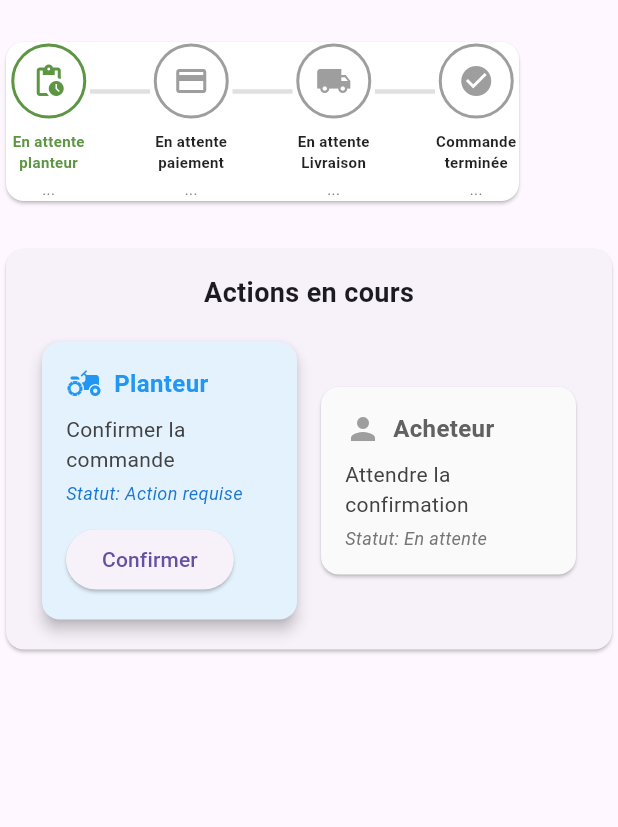
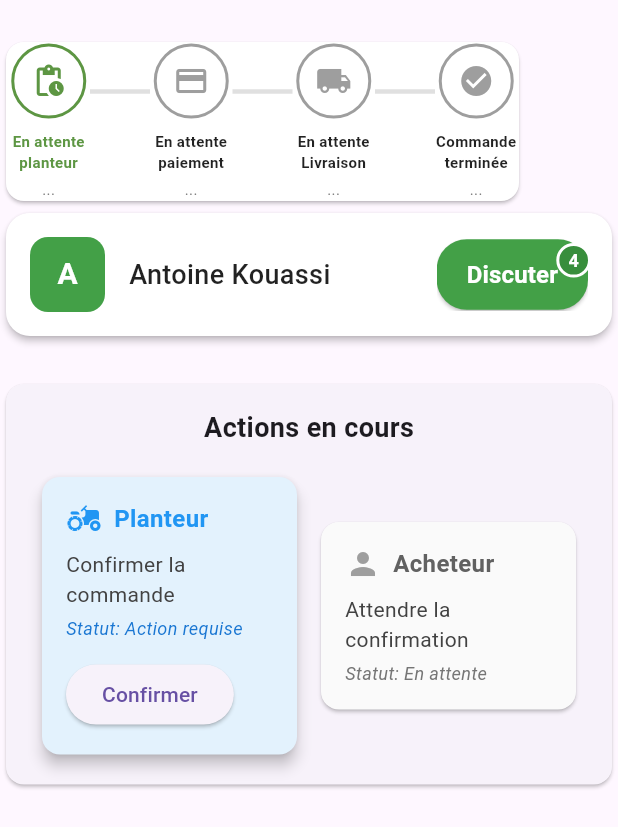
Before and after one commit to Alicheick225/agrobloc_flutter, a Flutter app: the OrderTrackingWidget widget shown alone on an empty page, opened directly with empty values, on a phone screen of 412 x 824 dp. Shown: the top 827 px of the screen. Run offline on Flutter 3.47's test engine with Material 3 defaults, Android fonts, the phone set to English and light mode, and no system bars; our stand-ins replace image_picker; Roboto replaces fonts that are missing (Poppins).

Commit message:
feat(chat_widget): orderTracking Boutton discussion

```diff
--- a/lib/core/features/Agrobloc/presentations/widgets/transactions/order tracking/Trackingpage.dart
+++ b/lib/core/features/Agrobloc/presentations/widgets/transactions/order tracking/Trackingpage.dart
@@ -37,15 +37,16 @@ class _OrderTrackingScreenState extends State<OrderTrackingScreen> {
   Widget build(BuildContext context) {
 
     if (orderData == null) {
-    return const Center(child: CircularProgressIndicator());
-  }
+      return const Center(child: CircularProgressIndicator());
+    }
+
 
     return Scaffold(
       backgroundColor: Colors.white,
       appBar: PreferredSize(
               preferredSize: const Size.fromHeight(70), // hauteur de ton NavWidget
               child: NavWidget(
-                title: 'Détails paiement',
+                title: 'status commande',
                 onBackPressed: () => Navigator.pop(context),
                 onInfoPressed: () => print('Info pressed'),
               ),
@@ -55,6 +56,7 @@ class _OrderTrackingScreenState extends State<OrderTrackingScreen> {
         onStatusUpdate: _updateOrderStatus,
 
       ),
+
     );
   }
 
--- /dev/null
+++ b/lib/core/features/Agrobloc/presentations/widgets/transactions/order tracking/chat_widget.dart
@@ -0,0 +1,114 @@
+import 'package:flutter/material.dart';
+
+class ChatWidget extends StatelessWidget {
+  final String userName;
+  final String userInitial;
+  final int unreadCount;
+  final VoidCallback? onChatPressed;
+
+  const ChatWidget({
+    Key? key,
+    required this.userName,
+    required this.userInitial,
+    this.unreadCount = 0,
+    this.onChatPressed,
+  }) : super(key: key);
+
+  @override
+  Widget build(BuildContext context) {
+    return Card(
+      color: Colors.white,
+      elevation: 2,
+      shape: RoundedRectangleBorder(
+        borderRadius: BorderRadius.circular(16),
+      ),
+      child: Padding(
+        padding: const EdgeInsets.all(16),
+        child: Row(
+          children: [
+            // Avatar circulaire
+            Container(
+              width: 50,
+              height: 50,
+              decoration: BoxDecoration(
+                color: Colors.green.shade600,
+                borderRadius: BorderRadius.circular(12),
+              ),
+              child: Center(
+                child: Text(
+                  userInitial,
+                  style: const TextStyle(
+                    color: Colors.white,
+                    fontSize: 20,
+                    fontWeight: FontWeight.bold,
+                  ),
+                ),
+              ),
+            ),
+            const SizedBox(width: 16),
+
+            // Nom de l'utilisateur
+            Expanded(
+              child: Text(
+                userName,
+                style: const TextStyle(
+                  fontSize: 18,
+                  fontWeight: FontWeight.w500,
+                  color: Colors.black87,
+                ),
+              ),
+            ),
+
+            // Bouton Discuter avec badge
+            Stack(
+              children: [
+                ElevatedButton(
+                  onPressed: onChatPressed,
+                  style: ElevatedButton.styleFrom(
+                    backgroundColor: Colors.green.shade600,
+                    foregroundColor: Colors.white,
+                    shape: RoundedRectangleBorder(
+                      borderRadius: BorderRadius.circular(20),
+                    ),
+                    padding: const EdgeInsets.symmetric(
+                      horizontal: 20,
+                      vertical: 12,
+                    ),
+                  ),
+                  child: const Text(
+                    'Discuter',
+                    style: TextStyle(
+                      fontSize: 16,
+                      fontWeight: FontWeight.w600,
+                    ),
+                  ),
+                ),
+                if (unreadCount > 0)
+                  Positioned(
+                    right: -2,
+                    top: -2,
+                    child: Container(
+                      padding: const EdgeInsets.all(6),
+                      decoration: BoxDecoration(
+                        color: Colors.green.shade700,
+                        shape: BoxShape.circle,
+                        border: Border.all(color: Colors.white, width: 2),
+                      ),
+                      child: Text(
+                        unreadCount.toString(),
+                        style: const TextStyle(
+                          color: Colors.white,
+                          fontSize: 12,
+                          fontWeight: FontWeight.bold,
+                        ),
+                      ),
+                    ),
+                  ),
+              ],
+            ),
+          ],
+        ),
+      ),
+    );
+  }
+}
--- a/lib/core/features/Agrobloc/presentations/widgets/transactions/order tracking/order_tracking_widget.dart
+++ b/lib/core/features/Agrobloc/presentations/widgets/transactions/order tracking/order_tracking_widget.dart
@@ -1,5 +1,5 @@
-import 'package:agrobloc/core/features/Agrobloc/presentations/widgets/transactions/order%20tracking/Etatetape.dart';
 import 'package:agrobloc/core/features/Agrobloc/presentations/widgets/transactions/order%20tracking/actioncard.dart';
+import 'package:agrobloc/core/features/Agrobloc/presentations/widgets/transactions/order%20tracking/chat_widget.dart';
 import 'package:flutter/material.dart';
 import 'package:agrobloc/core/features/Agrobloc/data/models/order_status.dart';
 
@@ -9,23 +9,36 @@ class OrderTrackingWidget extends StatelessWidget {
   final Function(OrderStatus)? onStatusUpdate;
 
   const OrderTrackingWidget({
-    Key? key,
+    super.key,
     required this.orderData,
     this.onStatusUpdate,
-  }) : super(key: key);
+  });
 
   @override
 Widget build(BuildContext context) {
   return SingleChildScrollView(
-     //padding: const EdgeInsets.all(5),
     child: Column(
       crossAxisAlignment: CrossAxisAlignment.start,
       children: [
-          //_buildOrderHeader(),
         const SizedBox(height: 24),
         _buildStatusTimeline(),
+        ChatWidget(
+            userName: 'Antoine Kouassi',
+            userInitial: 'A',
+            unreadCount: 4,
+            onChatPressed: () {
+              // Action pour ouvrir le chat
+              ScaffoldMessenger.of(context).showSnackBar(
+                const SnackBar(
+                  content: Text('Ouverture du chat...'),
+                  backgroundColor: Colors.green,
+                ),
+              );
+            },
+          ),
         const SizedBox(height: 24),
         _buildCurrentActions(),
+        const SizedBox(height: 24),
       ],
     ),
   );
@@ -299,7 +312,4 @@ class OrderTrackingWidget extends StatelessWidget {
     onStatusUpdate?.call(OrderStatus.completed);
   }
 
-  String _formatDate(DateTime date) {
-    return '${date.day}/${date.month}/${date.year} à ${date.hour}:${date.minute.toString().padLeft(2, '0')}';
 }
-}
```
Lines whose indentation alone changed are shown as unchanged.
